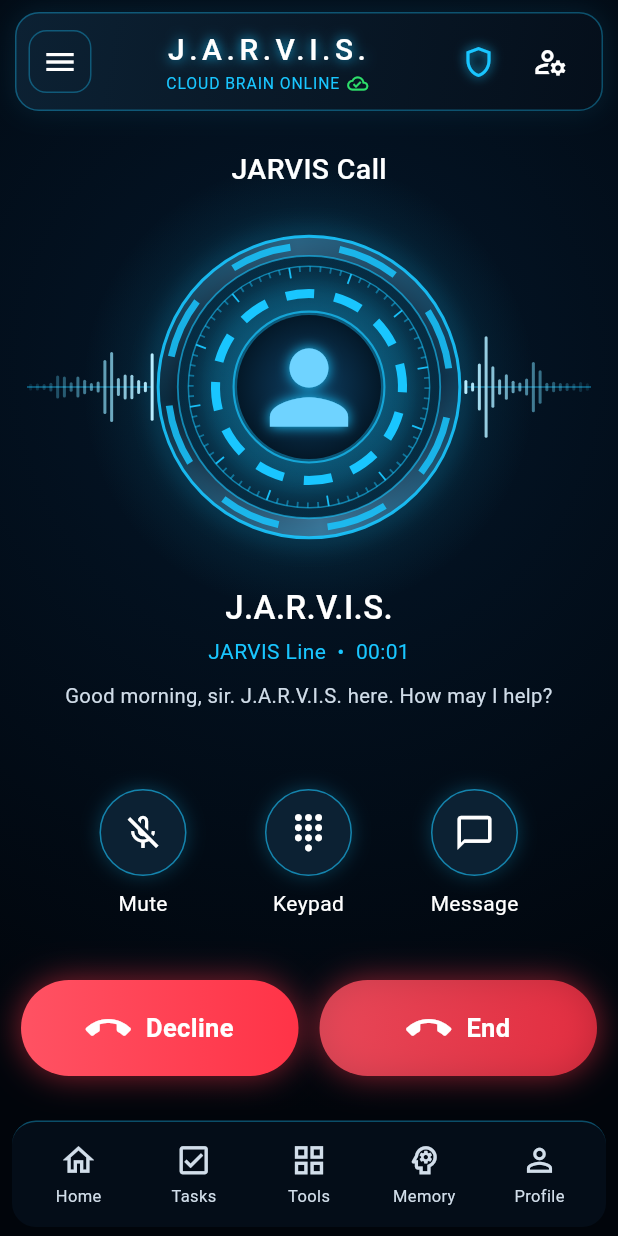
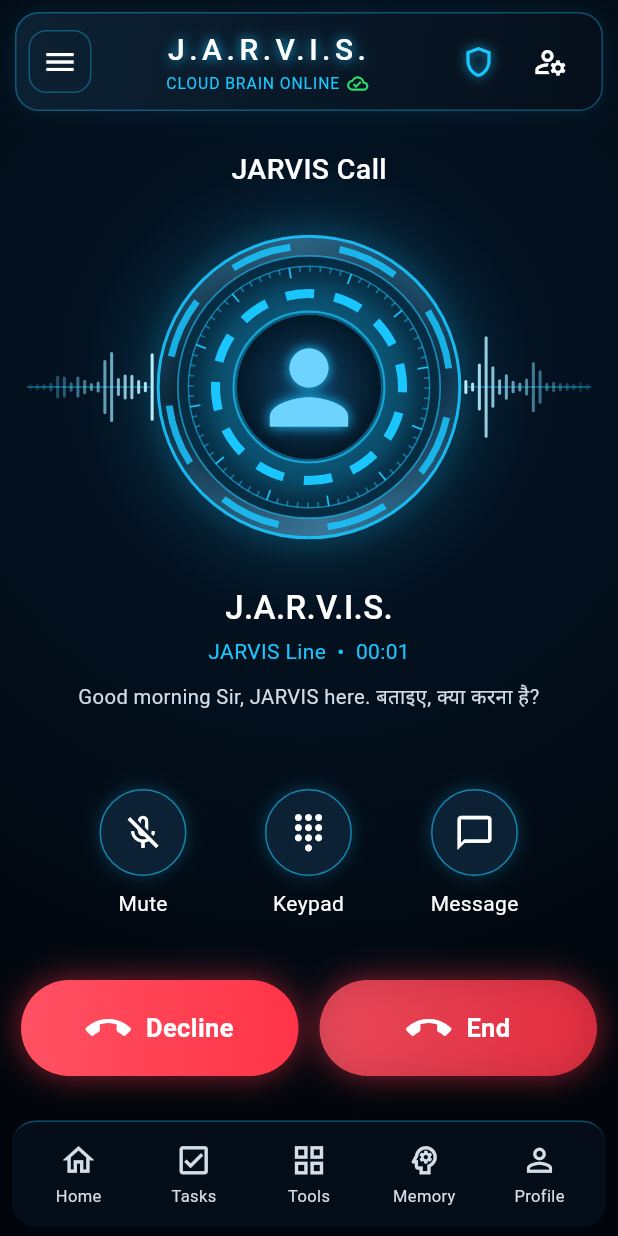
Before and after one commit to ffrastogi737-art/jarvis-poco-app, a Flutter app: the screen it shows after launch, after a tap on the "blur on" icon, on a phone screen of 412 x 824 dp. Run offline on Flutter 3.47's test engine with Material 3 defaults, Android fonts, the phone set to English and light mode, and no system bars; our stand-ins replace audioplayers, battery_plus, file_picker, flutter_contacts, flutter_local_notifications, flutter_timezone and 6 more; missing offline and left inert: flutter_phone_direct_caller, flutter_ringtone_player, youtube_explode_dart; network calls fail.

Commit message:
Give JARVIS the requested personality rules
Calm, sharp, subtly witty; Hinglish by default (Hindi in Devanagari so
the Hindi voice reads it); always "Sir"/"Boss"; the user's name only in
urgent alerts. Call-screen lines follow the same style.

Co-Authored-By: Claude Opus 5.5 <noreply@anthropic.com>
Claude-Session: https://claude.ai/code/session_01DoiLR7zgoyQN4puxs4i189

```diff
--- a/lib/screens/call.dart
+++ b/lib/screens/call.dart
@@ -54,14 +54,14 @@ class _CallScreenState extends State<CallScreen> {
     final c = widget.incoming;
     final routine = c?.routineId == null ? null : store.routines.where((r) => r.id == c!.routineId).firstOrNull;
     if (routine != null) {
-      await _say('${_hello()}, sir. Running your ${routine.name} routine.');
+      await _say('${_hello()} Sir, आपका ${routine.name} routine शुरू कर रहा हूँ।');
       _caption = 'Working on it…';
       if (mounted) setState(() {});
       await _say(await jarvis.runRoutine(routine));
     } else if (c != null) {
       await _say(c.message);
     } else {
-      await _say('${_hello()}, sir. J.A.R.V.I.S. here. How may I help?');
+      await _say('${_hello()} Sir, JARVIS here. बताइए, क्या करना है?');
     }
     _loop();
   }
@@ -89,20 +89,20 @@ class _CallScreenState extends State<CallScreen> {
       try {
         heard = await voice.listen(onPartial: (p) => mounted ? setState(() => _caption = p) : null);
       } catch (e) {
-        await _say('I cannot hear you, sir. $e');
+        await _say('Sir, मैं आपको सुन नहीं पा रहा। $e');
         return;
       }
       if (_ended) return;
       if (heard.isEmpty) {
         if (++silence >= 3) {
-          await _say('I will let you go then, sir. Call me anytime.');
+          await _say('ठीक है Boss, जब ज़रूरत हो call कर लीजिए।');
           return _hangUp();
         }
         continue;
       }
       silence = 0;
       if (RegExp(r'\b(bye|goodbye|hang up|end call|that.?s all)\b|बाय|फोन रखो', caseSensitive: false).hasMatch(heard)) {
-        await _say('Very good, sir. Signing off.');
+        await _say('Very good, Sir. Signing off.');
         return _hangUp();
       }
       setState(() => _caption = 'Thinking…');
```
Also changed, not shown: lib/services/jarvis.dart (+6 -3 lines).
